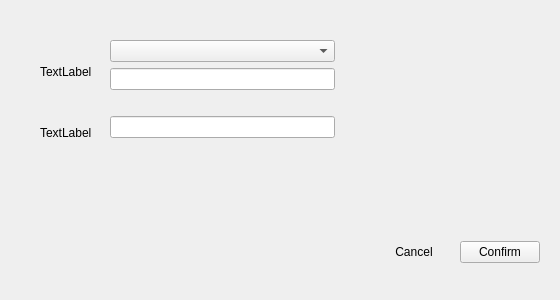
First picture: the form in plugins/account/userinfo/changepwddialog.ui, repository ukui/ukui-control-center, before the edit.
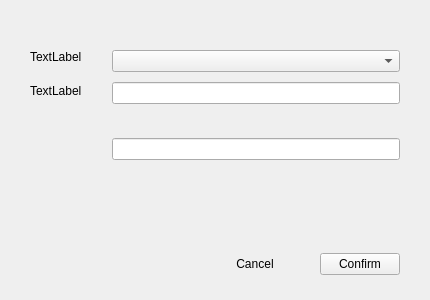
Second picture: the form after the edit.

Commit message: ukui3.0 ukui-control-center(exclude frame modules 29; unfinish 11; finish need beautify 18)  * 账户模块初步美化，按照UI规范设置控件布局  * 个性化模块初步美化，按照UI规范设置控件布局  * 网络模块初步美化，按照UI规范设置空间布局  * 时间和语言模块初步美化，按照UI规范设置控件布局  * 信息和任务模块的关于功能初步美化，按照UI规范设置控件布局

Patch:
```diff
--- a/plugins/account/userinfo/changepwddialog.ui
+++ b/plugins/account/userinfo/changepwddialog.ui
@@ -6,19 +6,19 @@
    <rect>
     <x>0</x>
     <y>0</y>
-    <width>560</width>
+    <width>430</width>
     <height>300</height>
    </rect>
   </property>
   <property name="minimumSize">
    <size>
-    <width>560</width>
+    <width>430</width>
     <height>300</height>
    </size>
   </property>
   <property name="maximumSize">
    <size>
-    <width>560</width>
+    <width>430</width>
     <height>300</height>
    </size>
   </property>
@@ -26,6 +26,9 @@
    <string>Change Pwd</string>
   </property>
   <layout class="QVBoxLayout" name="verticalLayout_2">
+   <property name="spacing">
+    <number>0</number>
+   </property>
    <property name="leftMargin">
     <number>0</number>
    </property>
@@ -40,6 +43,9 @@
    </property>
    <item>
     <layout class="QVBoxLayout" name="verticalLayout">
+     <property name="spacing">
+      <number>0</number>
+     </property>
      <item>
       <spacer name="verticalSpacer">
        <property name="orientation">
@@ -51,13 +57,16 @@
        <property name="sizeHint" stdset="0">
         <size>
          <width>20</width>
-         <height>40</height>
+         <height>50</height>
         </size>
        </property>
       </spacer>
      </item>
      <item>
       <layout class="QHBoxLayout" name="horizontalLayout">
+       <property name="spacing">
+        <number>0</number>
+       </property>
        <item>
         <spacer name="horizontalSpacer">
          <property name="orientation">
@@ -68,7 +77,7 @@
          </property>
          <property name="sizeHint" stdset="0">
           <size>
-           <width>40</width>
+           <width>30</width>
            <height>20</height>
           </size>
          </property>
@@ -76,18 +85,21 @@
        </item>
        <item>
         <layout class="QVBoxLayout" name="verticalLayout_3">
+         <property name="spacing">
+          <number>20</number>
+         </property>
          <item>
           <widget class="QLabel" name="faceLabel">
            <property name="minimumSize">
             <size>
-             <width>64</width>
-             <height>64</height>
+             <width>0</width>
+             <height>0</height>
             </size>
            </property>
            <property name="maximumSize">
             <size>
-             <width>64</width>
-             <height>64</height>
+             <width>16777215</width>
+             <height>16777215</height>
             </size>
            </property>
            <property name="text">
@@ -95,17 +107,23 @@
            </property>
           </widget>
          </item>
-         <item>
+         <item alignment="Qt::AlignHCenter">
           <widget class="QLabel" name="usernameLabel">
+           <property name="sizePolicy">
+            <sizepolicy hsizetype="Fixed" vsizetype="Fixed">
+             <horstretch>0</horstretch>
+             <verstretch>0</verstretch>
+            </sizepolicy>
+           </property>
            <property name="minimumSize">
             <size>
-             <width>64</width>
+             <width>0</width>
              <height>0</height>
             </size>
            </property>
            <property name="maximumSize">
             <size>
-             <width>64</width>
+             <width>16777215</width>
              <height>16777215</height>
             </size>
            </property>
@@ -120,7 +138,7 @@
             <enum>Qt::Vertical</enum>
            </property>
            <property name="sizeType">
-            <enum>QSizePolicy::Fixed</enum>
+            <enum>QSizePolicy::Expanding</enum>
            </property>
            <property name="sizeHint" stdset="0">
             <size>
@@ -132,8 +150,27 @@
          </item>
         </layout>
        </item>
+       <item>
+        <spacer name="horizontalSpacer_5">
+         <property name="orientation">
+          <enum>Qt::Horizontal</enum>
+         </property>
+         <property name="sizeType">
+          <enum>QSizePolicy::Fixed</enum>
+         </property>
+         <property name="sizeHint" stdset="0">
+          <size>
+           <width>30</width>
+           <height>20</height>
+          </size>
+         </property>
+        </spacer>
+       </item>
        <item>
         <layout class="QVBoxLayout" name="verticalLayout_5">
+         <property name="spacing">
+          <number>10</number>
+         </property>
          <item>
           <widget class="QComboBox" name="pwdtypeComboBox"/>
          </item>
@@ -142,6 +179,12 @@
          </item>
          <item>
           <widget class="QLabel" name="pwdLabel">
+           <property name="sizePolicy">
+            <sizepolicy hsizetype="Fixed" vsizetype="Fixed">
+             <horstretch>0</horstretch>
+             <verstretch>0</verstretch>
+            </sizepolicy>
+           </property>
            <property name="text">
             <string/>
            </property>
@@ -152,6 +195,12 @@
          </item>
          <item>
           <widget class="QLabel" name="pwdsureLabel">
+           <property name="sizePolicy">
+            <sizepolicy hsizetype="Fixed" vsizetype="Fixed">
+             <horstretch>0</horstretch>
+             <verstretch>0</verstretch>
+            </sizepolicy>
+           </property>
            <property name="text">
             <string/>
            </property>
@@ -178,11 +227,11 @@
           <enum>Qt::Horizontal</enum>
          </property>
          <property name="sizeType">
-          <enum>QSizePolicy::Expanding</enum>
+          <enum>QSizePolicy::Fixed</enum>
          </property>
          <property name="sizeHint" stdset="0">
           <size>
-           <width>40</width>
+           <width>30</width>
            <height>20</height>
           </size>
          </property>
@@ -196,7 +245,7 @@
         <enum>Qt::Vertical</enum>
        </property>
        <property name="sizeType">
-        <enum>QSizePolicy::Fixed</enum>
+        <enum>QSizePolicy::Expanding</enum>
        </property>
        <property name="sizeHint" stdset="0">
         <size>
@@ -208,6 +257,12 @@
      </item>
      <item>
       <layout class="QHBoxLayout" name="horizontalLayout_2">
+       <property name="spacing">
+        <number>25</number>
+       </property>
+       <property name="rightMargin">
+        <number>30</number>
+       </property>
        <item>
         <spacer name="horizontalSpacer_3">
          <property name="orientation">
@@ -241,22 +296,6 @@
          </property>
         </widget>
        </item>
-       <item>
-        <spacer name="horizontalSpacer_4">
-         <property name="orientation">
-          <enum>Qt::Horizontal</enum>
-         </property>
-         <property name="sizeType">
-          <enum>QSizePolicy::Fixed</enum>
-         </property>
-         <property name="sizeHint" stdset="0">
-          <size>
-           <width>20</width>
-           <height>20</height>
-          </size>
-         </property>
-        </spacer>
-       </item>
       </layout>
      </item>
      <item>
@@ -264,10 +303,13 @@
        <property name="orientation">
         <enum>Qt::Vertical</enum>
        </property>
+       <property name="sizeType">
+        <enum>QSizePolicy::Fixed</enum>
+       </property>
        <property name="sizeHint" stdset="0">
         <size>
          <width>20</width>
-         <height>40</height>
+         <height>25</height>
         </size>
        </property>
       </spacer>
```
Left out of the diff: 9 changed lines with no effect on the pictures. The commit also changes 48 other files.
